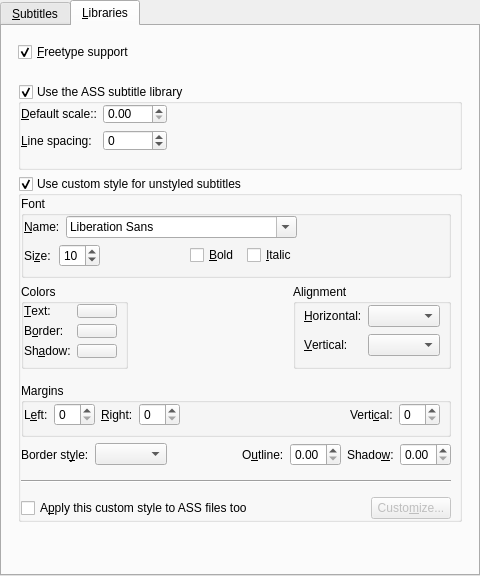
First picture: the form in src/gui/pref/subtitles.ui, repository wilbert2000/wzplayer, before the edit.
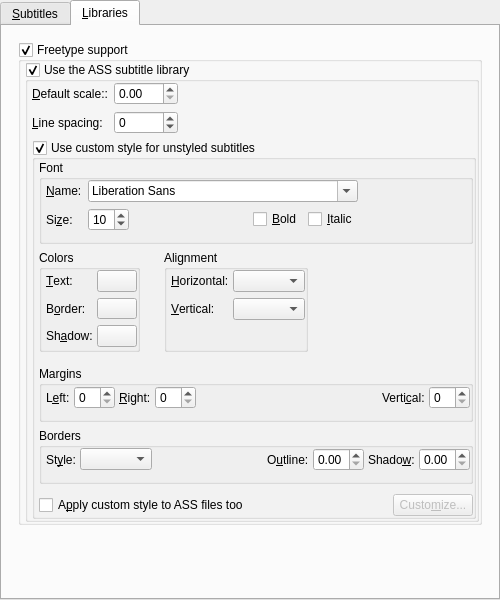
Second picture: the form after the edit. The open tabs and pages were chosen to show the change. Custom widgets are drawn as their Qt base class.

Commit message: Tune subtitle lib tab

```diff
--- a/src/gui/pref/subtitles.ui
+++ b/src/gui/pref/subtitles.ui
@@ -6,8 +6,8 @@
    <rect>
     <x>0</x>
     <y>0</y>
-    <width>480</width>
-    <height>576</height>
+    <width>500</width>
+    <height>600</height>
    </rect>
   </property>
   <property name="windowTitle">
@@ -315,10 +315,151 @@
        <string>&amp;Libraries</string>
       </attribute>
       <layout class="QGridLayout">
-       <property name="margin">
+       <property name="leftMargin">
         <number>16</number>
        </property>
-       <item row="3" column="0">
+       <property name="topMargin">
+        <number>16</number>
+       </property>
+       <property name="rightMargin">
+        <number>16</number>
+       </property>
+       <property name="bottomMargin">
+        <number>0</number>
+       </property>
+       <item row="7" column="0">
+        <spacer name="verticalSpacer_2">
+         <property name="orientation">
+          <enum>Qt::Vertical</enum>
+         </property>
+         <property name="sizeHint" stdset="0">
+          <size>
+           <width>20</width>
+           <height>40</height>
+          </size>
+         </property>
+        </spacer>
+       </item>
+       <item row="0" column="0">
+        <widget class="QGroupBox" name="freetype_group">
+         <property name="minimumSize">
+          <size>
+           <width>0</width>
+           <height>32</height>
+          </size>
+         </property>
+         <property name="title">
+          <string>Freetype support</string>
+         </property>
+         <property name="flat">
+          <bool>true</bool>
+         </property>
+         <property name="checkable">
+          <bool>true</bool>
+         </property>
+         <layout class="QVBoxLayout" name="verticalLayout_3">
+          <property name="leftMargin">
+           <number>4</number>
+          </property>
+          <property name="topMargin">
+           <number>0</number>
+          </property>
+          <property name="rightMargin">
+           <number>0</number>
+          </property>
+          <property name="bottomMargin">
+           <number>0</number>
+          </property>
+          <item>
+           <widget class="QGroupBox" name="ass_group">
+            <property name="minimumSize">
+             <size>
+              <width>0</width>
+              <height>32</height>
+             </size>
+            </property>
+            <property name="title">
+             <string>Use the ASS subtitle library</string>
+            </property>
+            <property name="flat">
+             <bool>true</bool>
+            </property>
+            <property name="checkable">
+             <bool>true</bool>
+            </property>
+            <layout class="QGridLayout" name="ass_gridlayout">
+             <property name="leftMargin">
+              <number>4</number>
+             </property>
+             <property name="topMargin">
+              <number>0</number>
+             </property>
+             <property name="rightMargin">
+              <number>0</number>
+             </property>
+             <property name="bottomMargin">
+              <number>0</number>
+             </property>
+             <item row="1" column="0">
+              <widget class="QLabel" name="ass_scale_mplayer_label">
+               <property name="text">
+                <string>&amp;Default scale::</string>
+               </property>
+               <property name="buddy">
+                <cstring>ass_font_scale_spin</cstring>
+               </property>
+              </widget>
+             </item>
+             <item row="2" column="1">
+              <widget class="QSpinBox" name="ass_line_spacing_spin">
+               <property name="minimum">
+                <number>-20</number>
+               </property>
+               <property name="maximum">
+                <number>20</number>
+               </property>
+              </widget>
+             </item>
+             <item row="2" column="0">
+              <widget class="QLabel" name="label_11">
+               <property name="text">
+                <string>&amp;Line spacing:</string>
+               </property>
+               <property name="buddy">
+                <cstring>ass_line_spacing_spin</cstring>
+               </property>
+              </widget>
+             </item>
+             <item row="1" column="2">
+              <spacer name="horizontalSpacer_3">
+               <property name="orientation">
+                <enum>Qt::Horizontal</enum>
+               </property>
+               <property name="sizeHint" stdset="0">
+                <size>
+                 <width>40</width>
+                 <height>20</height>
+                </size>
+               </property>
+              </spacer>
+             </item>
+             <item row="1" column="1">
+              <widget class="QDoubleSpinBox" name="ass_font_scale_spin">
+               <property name="sizePolicy">
+                <sizepolicy hsizetype="Maximum" vsizetype="Fixed">
+                 <horstretch>0</horstretch>
+                 <verstretch>0</verstretch>
+                </sizepolicy>
+               </property>
+               <property name="maximum">
+                <double>100.000000000000000</double>
+               </property>
+               <property name="singleStep">
+                <double>0.200000000000000</double>
+               </property>
+              </widget>
+             </item>
+             <item row="3" column="0" colspan="3">
         <widget class="QGroupBox" name="custom_style_group">
          <property name="title">
           <string>Use custom style for unstyled subtitles</string>
@@ -331,13 +472,13 @@
          </property>
          <layout class="QVBoxLayout" name="verticalLayout_2">
           <property name="leftMargin">
-           <number>0</number>
+                 <number>4</number>
           </property>
           <property name="topMargin">
            <number>0</number>
           </property>
           <property name="rightMargin">
-           <number>8</number>
+                 <number>0</number>
           </property>
           <property name="bottomMargin">
            <number>0</number>
@@ -348,37 +489,22 @@
              <string>Font</string>
             </property>
             <property name="flat">
-             <bool>false</bool>
+                   <bool>true</bool>
             </property>
             <layout class="QGridLayout" name="font_gridlayout">
              <property name="leftMargin">
-              <number>0</number>
+                    <number>4</number>
              </property>
              <property name="topMargin">
               <number>0</number>
              </property>
              <property name="rightMargin">
-              <number>8</number>
+                    <number>0</number>
              </property>
              <property name="bottomMargin">
-              <number>8</number>
-             </property>
-             <item row="1" column="0">
-              <layout class="QHBoxLayout">
-               <property name="spacing">
-                <number>8</number>
-               </property>
-               <item>
-                <widget class="QLabel" name="label">
-                 <property name="text">
-                  <string>Si&amp;ze:</string>
-                 </property>
-                 <property name="buddy">
-                  <cstring>style_size_spin</cstring>
-                 </property>
-                </widget>
-               </item>
-               <item>
+                    <number>10</number>
+                   </property>
+                   <item row="1" column="1">
                 <widget class="QSpinBox" name="style_size_spin">
                  <property name="sizePolicy">
                   <sizepolicy hsizetype="Preferred" vsizetype="Fixed">
@@ -394,38 +520,17 @@
                  </property>
                 </widget>
                </item>
-               <item>
-                <spacer name="horizontalSpacer_6">
-                 <property name="orientation">
-                  <enum>Qt::Horizontal</enum>
-                 </property>
-                 <property name="sizeHint" stdset="0">
-                  <size>
-                   <width>40</width>
-                   <height>20</height>
-                  </size>
-                 </property>
-                </spacer>
-               </item>
-               <item>
-                <widget class="QCheckBox" name="style_bold_check">
+                   <item row="1" column="0">
+                    <widget class="QLabel" name="label">
                  <property name="text">
-                  <string>&amp;Bold</string>
-                 </property>
-                </widget>
-               </item>
-               <item>
-                <widget class="QCheckBox" name="style_italic_check">
-                 <property name="text">
-                  <string>&amp;Italic</string>
-                 </property>
-                </widget>
-               </item>
-              </layout>
+                      <string>Si&amp;ze:</string>
+                     </property>
+                     <property name="buddy">
+                      <cstring>style_size_spin</cstring>
+                     </property>
+                    </widget>
              </item>
              <item row="0" column="0">
-              <layout class="QHBoxLayout">
-               <item>
                 <widget class="QLabel" name="font_name_label">
                  <property name="text">
                   <string>&amp;Name:</string>
@@ -435,12 +540,37 @@
                  </property>
                 </widget>
                </item>
-               <item>
+                   <item row="0" column="1" colspan="4">
                 <widget class="Gui::Pref::TFontComboBox" name="style_font_combo"/>
                </item>
-              </layout>
-             </item>
-             <item row="0" column="1">
+                   <item row="1" column="3">
+                    <widget class="QCheckBox" name="style_bold_check">
+                     <property name="text">
+                      <string>&amp;Bold</string>
+                     </property>
+                    </widget>
+                   </item>
+                   <item row="1" column="4">
+                    <widget class="QCheckBox" name="style_italic_check">
+                     <property name="text">
+                      <string>&amp;Italic</string>
+                     </property>
+                    </widget>
+                   </item>
+                   <item row="0" column="5">
+                    <spacer name="horizontalSpacer_6">
+                     <property name="orientation">
+                      <enum>Qt::Horizontal</enum>
+                     </property>
+                     <property name="sizeHint" stdset="0">
+                      <size>
+                       <width>40</width>
+                       <height>20</height>
+                      </size>
+                     </property>
+                    </spacer>
+                   </item>
+                   <item row="1" column="2">
               <spacer name="horizontalSpacer_7">
                <property name="orientation">
                 <enum>Qt::Horizontal</enum>
@@ -458,6 +588,9 @@
           </item>
           <item>
            <layout class="QHBoxLayout" name="horizontalLayout_4">
+                  <property name="spacing">
+                   <number>24</number>
+                  </property>
             <property name="bottomMargin">
              <number>8</number>
             </property>
@@ -466,18 +599,24 @@
               <property name="title">
                <string>Colors</string>
               </property>
+                    <property name="flat">
+                     <bool>true</bool>
+                    </property>
               <layout class="QGridLayout">
                <property name="leftMargin">
-                <number>0</number>
+                      <number>4</number>
                </property>
                <property name="topMargin">
                 <number>0</number>
                </property>
                <property name="rightMargin">
-                <number>8</number>
+                      <number>0</number>
                </property>
                <property name="bottomMargin">
-                <number>8</number>
+                      <number>2</number>
+                     </property>
+                     <property name="horizontalSpacing">
+                      <number>4</number>
                </property>
                <item row="1" column="0">
                 <widget class="QLabel" name="border_label">
@@ -551,48 +690,31 @@
               </layout>
              </widget>
             </item>
-            <item>
-             <spacer name="horizontalSpacer_4">
-              <property name="orientation">
-               <enum>Qt::Horizontal</enum>
-              </property>
-              <property name="sizeHint" stdset="0">
-               <size>
-                <width>40</width>
-                <height>20</height>
-               </size>
-              </property>
-             </spacer>
-            </item>
             <item>
              <widget class="QGroupBox" name="align_group">
               <property name="title">
                <string>Alignment</string>
               </property>
+                    <property name="flat">
+                     <bool>true</bool>
+                    </property>
               <layout class="QGridLayout">
                <property name="leftMargin">
-                <number>8</number>
+                      <number>4</number>
                </property>
                <property name="topMargin">
                 <number>0</number>
                </property>
                <property name="rightMargin">
-                <number>8</number>
+                      <number>0</number>
                </property>
                <property name="bottomMargin">
-                <number>7</number>
-               </property>
-               <item row="0" column="0">
-                <widget class="QLabel" name="label_4">
-                 <property name="text">
-                  <string>&amp;Horizontal:</string>
-                 </property>
-                 <property name="buddy">
-                  <cstring>style_alignment_combo</cstring>
-                 </property>
-                </widget>
-               </item>
-               <item row="1" column="0">
+                      <number>29</number>
+                     </property>
+                     <property name="horizontalSpacing">
+                      <number>4</number>
+                     </property>
+                     <item row="2" column="0">
                 <widget class="QLabel" name="label_6">
                  <property name="text">
                   <string>&amp;Vertical:</string>
@@ -602,15 +724,38 @@
                  </property>
                 </widget>
                </item>
-               <item row="0" column="1">
-                <widget class="QComboBox" name="style_alignment_combo"/>
-               </item>
-               <item row="1" column="1">
+                     <item row="2" column="1">
                 <widget class="QComboBox" name="style_valignment_combo"/>
                </item>
+                     <item row="0" column="0">
+                      <widget class="QLabel" name="label_4">
+                       <property name="text">
+                        <string>&amp;Horizontal:</string>
+                       </property>
+                       <property name="buddy">
+                        <cstring>style_alignment_combo</cstring>
+                       </property>
+                      </widget>
+                     </item>
+                     <item row="0" column="1">
+                      <widget class="QComboBox" name="style_alignment_combo"/>
+                     </item>
               </layout>
              </widget>
             </item>
+                  <item>
+                   <spacer name="horizontalSpacer_4">
+                    <property name="orientation">
+                     <enum>Qt::Horizontal</enum>
+                    </property>
+                    <property name="sizeHint" stdset="0">
+                     <size>
+                      <width>40</width>
+                      <height>20</height>
+                     </size>
+                    </property>
+                   </spacer>
+                  </item>
            </layout>
           </item>
           <item>
@@ -618,18 +763,24 @@
             <property name="title">
              <string>Margins</string>
             </property>
+                  <property name="flat">
+                   <bool>true</bool>
+                  </property>
             <layout class="QHBoxLayout" name="horizontalLayout_5">
+                   <property name="spacing">
+                    <number>4</number>
+                   </property>
              <property name="leftMargin">
-              <number>0</number>
+                    <number>4</number>
              </property>
              <property name="topMargin">
               <number>0</number>
              </property>
              <property name="rightMargin">
-              <number>8</number>
+                    <number>0</number>
              </property>
              <property name="bottomMargin">
-              <number>8</number>
+                    <number>10</number>
              </property>
              <item>
               <widget class="QLabel" name="margin_left_label">
@@ -687,14 +838,39 @@
            </widget>
           </item>
           <item>
-           <layout class="QHBoxLayout" name="border_layout">
+                 <widget class="QGroupBox" name="border_group">
+                  <property name="minimumSize">
+                   <size>
+                    <width>0</width>
+                    <height>32</height>
+                   </size>
+                  </property>
+                  <property name="title">
+                   <string>Borders</string>
+                  </property>
+                  <property name="flat">
+                   <bool>true</bool>
+                  </property>
+                  <layout class="QHBoxLayout" name="horizontalLayout_7">
+                   <property name="spacing">
+                    <number>4</number>
+                   </property>
+                   <property name="leftMargin">
+                    <number>4</number>
+                   </property>
+                   <property name="topMargin">
+                    <number>0</number>
+                   </property>
+                   <property name="rightMargin">
+                    <number>0</number>
+                   </property>
             <property name="bottomMargin">
-             <number>8</number>
+                    <number>10</number>
             </property>
             <item>
              <widget class="QLabel" name="style_border_style_label">
               <property name="text">
-               <string>Border st&amp;yle:</string>
+                      <string>St&amp;yle:</string>
               </property>
               <property name="buddy">
                <cstring>style_border_style_combo</cstring>
@@ -758,23 +934,17 @@
              </widget>
             </item>
            </layout>
-          </item>
-          <item>
-           <widget class="Line" name="line">
-            <property name="orientation">
-             <enum>Qt::Horizontal</enum>
-            </property>
            </widget>
           </item>
           <item>
            <layout class="QHBoxLayout" name="force_ass_layout">
             <property name="topMargin">
-             <number>8</number>
+                   <number>4</number>
             </property>
             <item>
              <widget class="QCheckBox" name="force_ass_styles">
               <property name="text">
-               <string>A&amp;pply this custom style to ASS files too</string>
+                     <string>A&amp;pply custom style to ASS files too</string>
               </property>
              </widget>
             </item>
@@ -806,127 +976,11 @@
          </layout>
         </widget>
        </item>
-       <item row="8" column="0">
-        <spacer name="verticalSpacer_2">
-         <property name="orientation">
-          <enum>Qt::Vertical</enum>
-         </property>
-         <property name="sizeHint" stdset="0">
-          <size>
-           <width>20</width>
-           <height>40</height>
-          </size>
-         </property>
-        </spacer>
-       </item>
-       <item row="2" column="0">
-        <widget class="QGroupBox" name="ass_group">
-         <property name="minimumSize">
-          <size>
-           <width>0</width>
-           <height>32</height>
-          </size>
-         </property>
-         <property name="title">
-          <string>Use the ASS subtitle library</string>
-         </property>
-         <property name="flat">
-          <bool>true</bool>
-         </property>
-         <property name="checkable">
-          <bool>true</bool>
-         </property>
-         <layout class="QGridLayout" name="ass_gridlayout">
-          <property name="leftMargin">
-           <number>0</number>
-          </property>
-          <property name="topMargin">
-           <number>0</number>
-          </property>
-          <property name="rightMargin">
-           <number>8</number>
-          </property>
-          <property name="bottomMargin">
-           <number>16</number>
-          </property>
-          <item row="2" column="1">
-           <widget class="QSpinBox" name="ass_line_spacing_spin">
-            <property name="minimum">
-             <number>-20</number>
-            </property>
-            <property name="maximum">
-             <number>20</number>
-            </property>
-           </widget>
-          </item>
-          <item row="1" column="0">
-           <widget class="QLabel" name="ass_scale_mplayer_label">
-            <property name="text">
-             <string>&amp;Default scale::</string>
-            </property>
-            <property name="buddy">
-             <cstring>ass_font_scale_spin</cstring>
-            </property>
-           </widget>
-          </item>
-          <item row="2" column="0">
-           <widget class="QLabel" name="label_11">
-            <property name="text">
-             <string>&amp;Line spacing:</string>
-            </property>
-            <property name="buddy">
-             <cstring>ass_line_spacing_spin</cstring>
-            </property>
-           </widget>
-          </item>
-          <item row="1" column="1">
-           <widget class="QDoubleSpinBox" name="ass_font_scale_spin">
-            <property name="sizePolicy">
-             <sizepolicy hsizetype="Maximum" vsizetype="Fixed">
-              <horstretch>0</horstretch>
-              <verstretch>0</verstretch>
-             </sizepolicy>
-            </property>
-            <property name="maximum">
-             <double>100.000000000000000</double>
-            </property>
-            <property name="singleStep">
-             <double>0.200000000000000</double>
-            </property>
-           </widget>
-          </item>
-          <item row="1" column="2">
-           <spacer name="horizontalSpacer_3">
-            <property name="orientation">
-             <enum>Qt::Horizontal</enum>
-            </property>
-            <property name="sizeHint" stdset="0">
-             <size>
-              <width>40</width>
-              <height>20</height>
-             </size>
-            </property>
-           </spacer>
-          </item>
          </layout>
         </widget>
        </item>
-       <item row="1" column="0">
-        <layout class="QHBoxLayout" name="freetype_layout">
-         <property name="bottomMargin">
-          <number>16</number>
-         </property>
-         <item>
-          <widget class="QCheckBox" name="freetype_check">
-           <property name="text">
-            <string>&amp;Freetype support</string>
-           </property>
-           <property name="checked">
-            <bool>true</bool>
-           </property>
-          </widget>
-         </item>
-        </layout>
+         </layout>
+        </widget>
        </item>
       </layout>
      </widget>
```
Left out of the diff: 109 changed lines with no effect on the pictures. Lines whose indentation alone changed are shown as unchanged. The commit also changes 5 other files.
